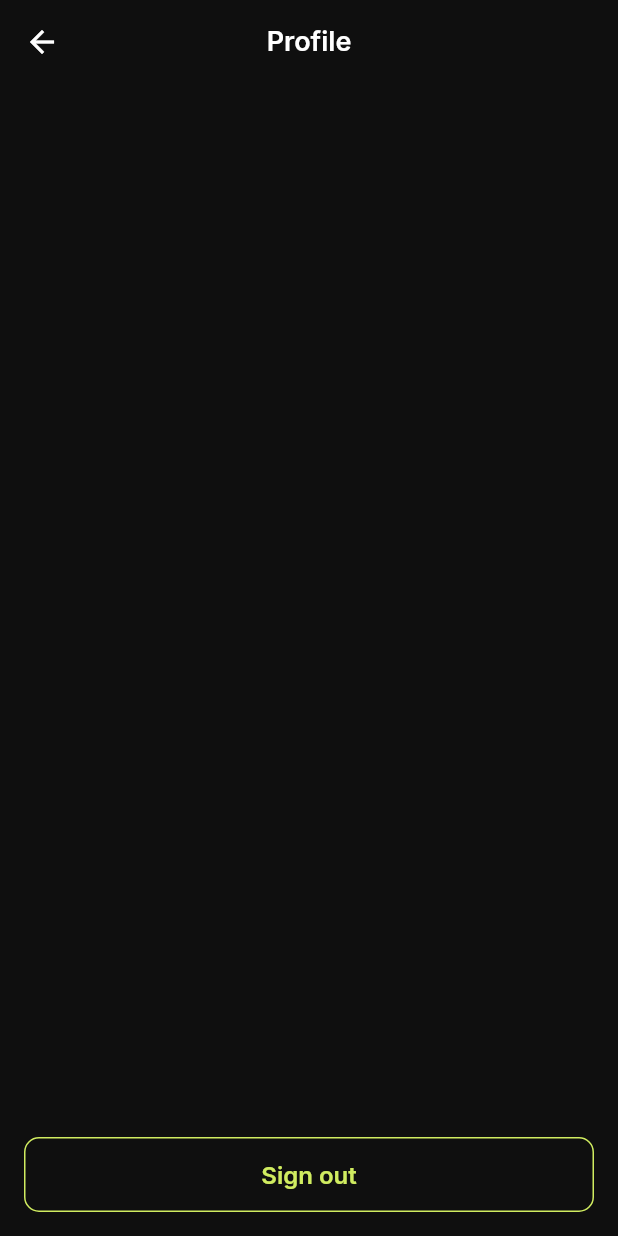
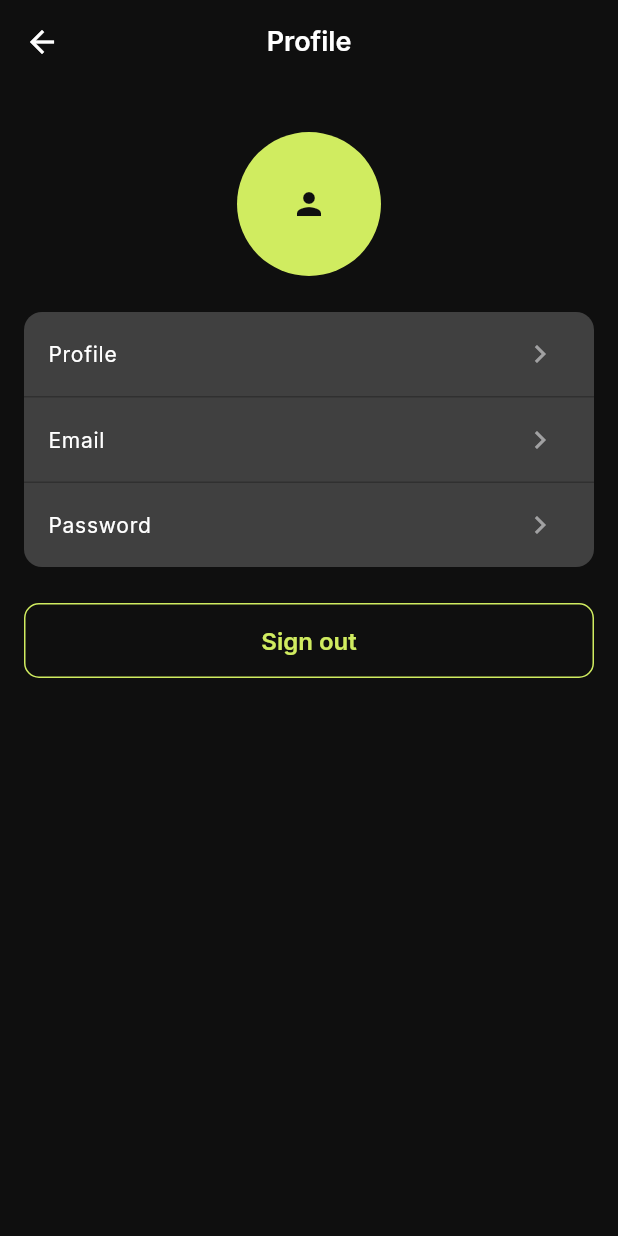
Before and after one commit to huynguyennang-agilityio/claude-code-training, a Flutter app: the ProfilePage screen opened directly, on a phone screen of 412 x 824 dp. Run offline on Flutter 3.47's test engine with Material 3 defaults, Android fonts, the phone set to English and light mode, and no system bars; our stand-ins replace dio, equatable, flutter_bloc, flutter_secure_storage, freezed_annotation, get_it and 2 more; missing offline and left inert: health; accounts and stored records are empty.

Commit message:
feat(profile): Profile tab, account routes and SettingsFormLayout (Refs #125)
Co-Authored-By: Claude Opus 5.5 <noreply@anthropic.com>

```diff
--- a/mobile/lib/core/theme/app_tokens.dart
+++ b/mobile/lib/core/theme/app_tokens.dart
@@ -86,6 +86,12 @@ abstract final class AppChallengeSizes {
   static const double progressBar = 8;
 }
 
+/// Sizes of the Profile tab (Figma frame `1:64`).
+abstract final class AppProfileSizes {
+  /// The round avatar with the user's initials.
+  static const double avatar = 96;
+}
+
 /// Sizes of the Active tab (`docs/designs/003-active-tab.html`).
 abstract final class AppActiveSizes {
   /// The circle behind the heart on the health gate, and the heart in it.
--- /dev/null
+++ b/mobile/lib/features/auth/presentation/pages/change_email_page.dart
@@ -0,0 +1,17 @@
+import 'package:flutter/material.dart';
+
+/// Placeholder for the Email form, replaced by its own task. It is pushed
+/// above the tab bar, so the app bar's back button returns to the tab.
+class ChangeEmailPage extends StatelessWidget {
+  const ChangeEmailPage({super.key});
+
+  static const path = '/profile/email';
+
+  @override
+  Widget build(BuildContext context) {
+    return Scaffold(
+      appBar: AppBar(title: const Text('Email')),
+      body: const Center(child: Text('Coming soon')),
+    );
+  }
+}
--- /dev/null
+++ b/mobile/lib/features/auth/presentation/pages/change_password_page.dart
@@ -0,0 +1,17 @@
+import 'package:flutter/material.dart';
+
+/// Placeholder for the Password form, replaced by its own task. It is pushed
+/// above the tab bar, so the app bar's back button returns to the tab.
+class ChangePasswordPage extends StatelessWidget {
+  const ChangePasswordPage({super.key});
+
+  static const path = '/profile/password';
+
+  @override
+  Widget build(BuildContext context) {
+    return Scaffold(
+      appBar: AppBar(title: const Text('Password')),
+      body: const Center(child: Text('Coming soon')),
+    );
+  }
+}
--- a/mobile/lib/features/profile/presentation/pages/profile_page.dart
+++ b/mobile/lib/features/profile/presentation/pages/profile_page.dart
@@ -1,12 +1,18 @@
 import 'package:flutter/material.dart';
 import 'package:flutter_bloc/flutter_bloc.dart';
+import 'package:go_router/go_router.dart';
 
 import '../../../../core/theme/app_tokens.dart';
+import '../../../auth/domain/entities/auth_user.dart';
 import '../../../auth/presentation/bloc/auth_bloc.dart';
+import '../../../auth/presentation/pages/change_email_page.dart';
+import '../../../auth/presentation/pages/change_password_page.dart';
+import 'profile_info_page.dart';
 
-/// The Profile tab. For now it shows who is signed in and the Sign out
-/// action; the account screens come later.
+/// The Profile tab: the user's initials in a round avatar, the list of account
+/// screens (Profile, Email, Password) and Sign out under it.
 ///
+/// Each row pushes its screen on the root navigator, above the tab bar.
 /// Signing out only sends the event: the router redirect handles the
 /// navigation that follows.
 class ProfilePage extends StatelessWidget {
@@ -20,33 +26,125 @@ class ProfilePage extends StatelessWidget {
     final state = context.watch<AuthBloc>().state;
     final user = state is AuthAuthenticated ? state.user : null;
     return Scaffold(
-      appBar: AppBar(title: const Text('Profile')),
+      appBar: AppBar(title: const Text('Profile'), centerTitle: true),
       body: SafeArea(
-        child: Padding(
+        child: Align(
+          alignment: Alignment.topCenter,
+          child: ConstrainedBox(
+            constraints: const BoxConstraints(maxWidth: AppSizes.formMaxWidth),
+            child: ListView(
               padding: const EdgeInsets.all(AppSpacing.md),
+              children: [
+                const SizedBox(height: AppSpacing.md),
+                Center(child: _InitialsAvatar(initials: _initials(user))),
+                const SizedBox(height: AppSpacing.lg),
+                Material(
+                  color: theme.colorScheme.surfaceContainerHighest,
+                  clipBehavior: Clip.antiAlias,
+                  borderRadius: BorderRadius.circular(AppRadius.md),
                   child: Column(
-            crossAxisAlignment: CrossAxisAlignment.stretch,
                     children: [
-              if (user != null) ...[
-                Text(user.displayName, style: theme.textTheme.headlineMedium),
-                const SizedBox(height: AppSpacing.xxs),
-                Text(
-                  user.email,
-                  style: theme.textTheme.bodyMedium?.copyWith(
-                    color: theme.colorScheme.onSurfaceVariant,
+                      _ProfileRow(
+                        label: 'Profile',
+                        onTap: () => context.push(ProfileInfoPage.path),
+                      ),
+                      const Divider(height: 1),
+                      _ProfileRow(
+                        label: 'Email',
+                        onTap: () => context.push(ChangeEmailPage.path),
+                      ),
+                      const Divider(height: 1),
+                      _ProfileRow(
+                        label: 'Password',
+                        onTap: () => context.push(ChangePasswordPage.path),
+                      ),
+                    ],
                   ),
                 ),
-              ],
-              const Spacer(),
+                const SizedBox(height: AppSpacing.lg),
                 OutlinedButton(
-                onPressed: () =>
-                    context.read<AuthBloc>().add(const AuthSignOutRequested()),
+                  onPressed: () => context.read<AuthBloc>().add(
+                    const AuthSignOutRequested(),
+                  ),
                   child: const Text('Sign out'),
                 ),
               ],
             ),
           ),
         ),
+      ),
+    );
+  }
+
+  /// Up to two capital letters from the display name (first letters of its
+  /// first and last words), or the first letter of the email when the name is
+  /// blank. Empty when nobody is signed in.
+  static String _initials(AuthUser? user) {
+    if (user == null) return '';
+    final words = user.displayName
+        .trim()
+        .split(RegExp(r'\s+'))
+        .where((w) => w.isNotEmpty)
+        .toList();
+    if (words.isEmpty) {
+      final email = user.email.trim();
+      return email.isEmpty ? '' : email.substring(0, 1).toUpperCase();
+    }
+    final first = words.first.substring(0, 1);
+    final last = words.length > 1 ? words.last.substring(0, 1) : '';
+    return '$first$last'.toUpperCase();
+  }
+}
+
+class _InitialsAvatar extends StatelessWidget {
+  const _InitialsAvatar({required this.initials});
+
+  final String initials;
+
+  @override
+  Widget build(BuildContext context) {
+    final theme = Theme.of(context);
+    return Container(
+      width: AppProfileSizes.avatar,
+      height: AppProfileSizes.avatar,
+      alignment: Alignment.center,
+      decoration: BoxDecoration(
+        shape: BoxShape.circle,
+        color: theme.colorScheme.primaryContainer,
+      ),
+      child: initials.isEmpty
+          ? Icon(Icons.person, color: theme.colorScheme.onPrimaryContainer)
+          // The circle has a fixed size, so large text scales shrink the
+          // initials to fit instead of clipping them.
+          : ExcludeSemantics(
+              child: Padding(
+                padding: const EdgeInsets.all(AppSpacing.md),
+                child: FittedBox(
+                  child: Text(
+                    initials,
+                    style: theme.textTheme.headlineMedium?.copyWith(
+                      color: theme.colorScheme.onPrimaryContainer,
+                    ),
+                  ),
+                ),
+              ),
+            ),
     );
   }
 }
+
+class _ProfileRow extends StatelessWidget {
+  const _ProfileRow({required this.label, required this.onTap});
+
+  final String label;
+  final VoidCallback onTap;
+
+  @override
+  Widget build(BuildContext context) {
+    return ListTile(
+      title: Text(label),
+      trailing: const Icon(Icons.chevron_right),
+      onTap: onTap,
+    );
+  }
+}
```
Also changed, not shown: mobile/lib/core/router/app_router.dart (+20 -0 lines), mobile/lib/features/profile/presentation/pages/profile_info_page.dart (added, +17 -0 lines), mobile/lib/shared/widgets/settings_form_layout.dart (added, +96 -0 lines), 7 other files. Lines whose indentation alone changed are shown as unchanged.
